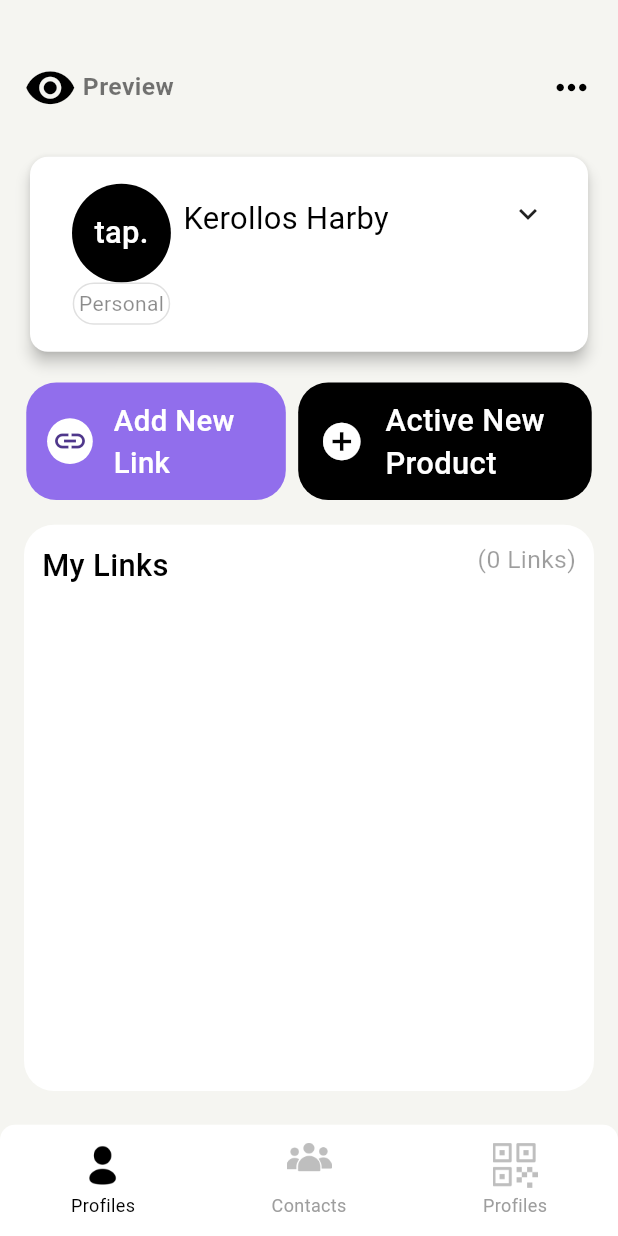
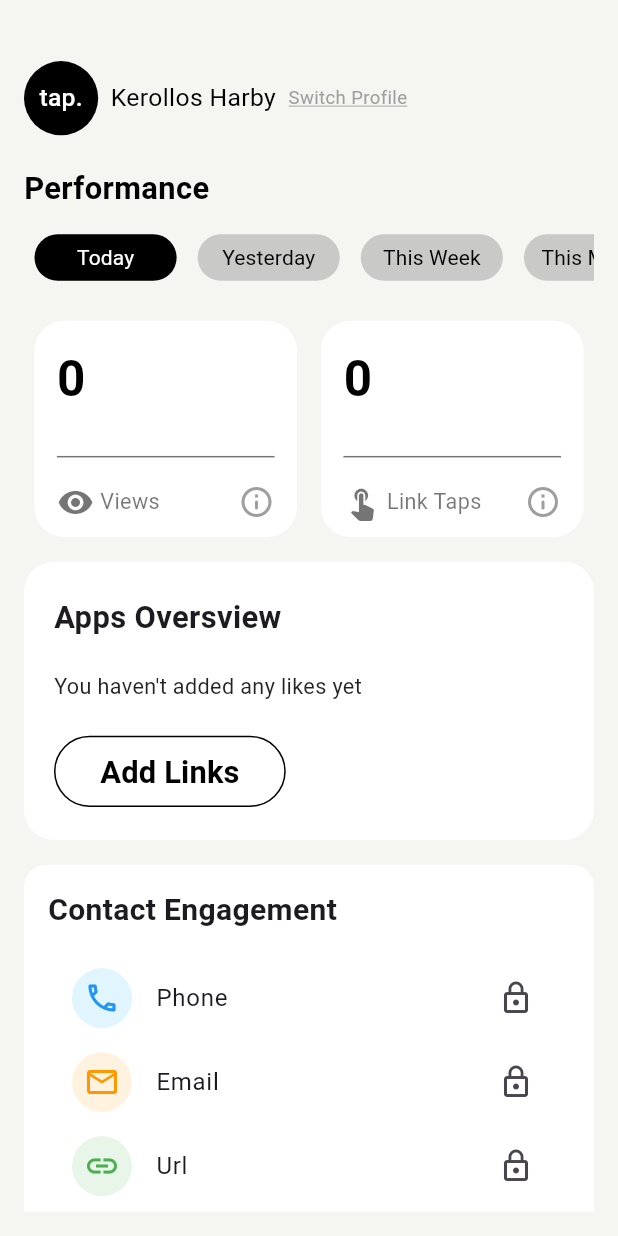
Before and after one commit to kyrolloss/NFC, a Flutter app: the screen it shows after launch, on a phone screen of 412 x 824 dp. Run offline on Flutter 3.47's test engine with Material 3 defaults, Android fonts, the phone set to English and light mode, and no system bars; drawn by our look-alikes of persistent_bottom_nav_bar; our stand-ins replace custom_sliding_segmented_control, flutter_switch.

Commit message:
handel Analytics UI

```diff
--- /dev/null
+++ b/lib/Features/MainLayout/Presentation/View/Analytics View/Analytics View.dart
@@ -0,0 +1,99 @@
+import 'package:flutter/cupertino.dart';
+import 'package:flutter/material.dart';
+import 'package:nfc/Features/MainLayout/Presentation/View/Analytics%20View/Widgets/Analyticals%20Row.dart';
+import 'package:nfc/Features/MainLayout/Presentation/View/Contacts%20View/Widgets/Contacts%20Column/Contacts%20Column.dart';
+
+class AnalyticsView extends StatefulWidget {
+  const AnalyticsView({super.key});
+
+  @override
+  State<AnalyticsView> createState() => _AnalyticsViewState();
+}
+
+class _AnalyticsViewState extends State<AnalyticsView>
+    with TickerProviderStateMixin {
+  TabController? _tabController;
+  int tabIndex = 0;
+
+  @override
+  void initState() {
+    super.initState();
+    _tabController = TabController(length: 5, vsync: this);
+  }
+
+  @override
+  void dispose() {
+    _tabController!.dispose();
+    super.dispose();
+  }
+
+  List<String> periods = [
+    'Today',
+    'Yesterday',
+    'This Week',
+    'This Month',
+    'Last Month',
+    'Last 3 Months',
+  ];
+
+  @override
+  Widget build(BuildContext context) {
+    final height = MediaQuery.of(context).size.height;
+    final width = MediaQuery.of(context).size.width;
+
+    return Scaffold(
+      body: Padding(
+        padding: const EdgeInsets.all(16.0),
+        child:
+            Column(crossAxisAlignment: CrossAxisAlignment.start, children: [
+          const AnalyticalRow(),
+          TabBar(
+            controller: _tabController,
+            indicatorColor: Colors.transparent,
+            dividerColor: Colors.transparent,
+            padding: EdgeInsets.zero,
+            splashFactory: NoSplash.splashFactory,
+            labelPadding: const EdgeInsets.symmetric(horizontal: 5),
+            physics: const AlwaysScrollableScrollPhysics(),
+            isScrollable: true,
+            tabAlignment: TabAlignment.start,
+            onTap: (index) {
+              setState(() {
+                tabIndex = index;
+              });
+            },
+            tabs: List.generate(
+              5,
+              (index) => Container(
+                margin: const EdgeInsets.symmetric(horizontal: 2.0),
+                // Reduce margin between tabs
+                width: width * .23,
+                // Reduce the width to make tabs closer
+                height: height * .0375,
+                decoration: BoxDecoration(
+                  color: index == tabIndex
+                      ? Colors.black
+                      : Colors.grey.withOpacity(.5),
+                  borderRadius: BorderRadius.circular(20),
+                ),
+                child: Center(
+                  child: Text(
+                    periods[index], // Your tab label
+                    style: TextStyle(
+                      color: index == tabIndex ? Colors.white : Colors.black,
+                      fontWeight: FontWeight.w400,
+                    ),
+                  ),
+                ),
+              ),
+            ).toList(),
+          ),
+              SizedBox(
+                height: height*.01,
+              ),
+              const Expanded(child: ContactsColumn()),
+        ]),
+      ),
+    );
+  }
+}
--- /dev/null
+++ b/lib/Features/MainLayout/Presentation/View/Analytics View/Widgets/Analyticals Row.dart
@@ -0,0 +1,64 @@
+import 'package:flutter/material.dart';
+
+class AnalyticalRow extends StatelessWidget {
+  const AnalyticalRow({super.key});
+
+  @override
+  Widget build(BuildContext context) {
+    final height = MediaQuery.of(context).size.height;
+    final width = MediaQuery.of(context).size.width;
+
+    return Column(
+      crossAxisAlignment: CrossAxisAlignment.start,
+      children: [
+        SizedBox(
+          height: height * .03,
+        ),
+        Row(
+            children: [
+          CircleAvatar(
+            backgroundColor: Colors.black,
+            radius: width * .06,
+            child: Text(
+              'tap.',
+              style: TextStyle(color: Colors.white, fontSize: width * .04),
+            ),
+          ),
+          SizedBox(
+            width: width * .02,
+          ),
+          Text(
+            'Kerollos Harby',
+            style: TextStyle(
+                color: Colors.black,
+                fontSize: width * .04,
+                fontWeight: FontWeight.w400),
+          ),
+          SizedBox(
+            width: width * .02,
+          ),
+          Text(
+            'Switch Profile',
+            style: TextStyle(
+              color: Colors.grey,
+              fontSize: width * .03,
+              fontWeight: FontWeight.w400,
+              decoration: TextDecoration.underline,
+              decorationColor: Colors.grey,// Adds underline
+              decorationStyle: TextDecorationStyle.solid, // Keeps the underline style solid
+            ),
+          )
+
+        ]
+        ),
+        SizedBox(
+          height: height * .025,
+        ),
+        Text('Performance',style: TextStyle(color: Colors.black,fontSize: width*.05,fontWeight: FontWeight.w700),),
+        SizedBox(
+          height: height * .02,
+        ),
+      ],
+    );
+  }
+}
--- a/lib/Features/MainLayout/Presentation/View/Contacts View/Contacts View.dart
+++ b/lib/Features/MainLayout/Presentation/View/Contacts View/Contacts View.dart
@@ -25,7 +25,6 @@
     customSegmentController = CustomSegmentedController<int>();
     customSegmentController.value = 1;
 
-    // مزامنة الـ TabController مع customSegmentController
     tabController.addListener(() {
       if (tabController.indexIsChanging) {
         customSegmentController.value = tabController.index + 1;
@@ -95,9 +94,9 @@
           Expanded(
               child: TabBarView(
                 controller: tabController,
-                  children: [
-            const ContactsScreen(),
-            const GroupScreen(),
+                  children: const [
+            ContactsScreen(),
+            GroupScreen(),
           ]))
         ],
       ),
--- /dev/null
+++ b/lib/Features/MainLayout/Presentation/View/Contacts View/Widgets/Contacts Column/Contacts Column.dart
@@ -0,0 +1,258 @@
+import 'package:flutter/material.dart';
+
+class ContactsColumn extends StatelessWidget {
+  const ContactsColumn({super.key});
+
+  @override
+  Widget build(BuildContext context) {
+    final height = MediaQuery.of(context).size.height;
+    final width = MediaQuery.of(context).size.width;
+
+    return  SingleChildScrollView(
+      child: Column(
+        children: [
+          SizedBox(
+            height: height * .02,
+          ),
+          Row(
+            mainAxisAlignment: MainAxisAlignment.spaceEvenly,
+            children: [
+              Container(
+                height: height * .175,
+                width: width * .425,
+                decoration: BoxDecoration(
+                    borderRadius: BorderRadius.circular(20),
+                    color: Colors.white),
+                child: Padding(
+                  padding: const EdgeInsets.all(15.0),
+                  child: Column(
+                    crossAxisAlignment: CrossAxisAlignment.start,
+                    children: [
+                      Text(
+                        '0',
+                        style: TextStyle(
+                            color: Colors.black, fontSize: width * .08 , fontWeight: FontWeight.w600),
+                      ),
+                      SizedBox(
+                        height: height * .025,
+                      ),
+                      const Divider(
+                        color: Colors.black54,
+                      ),
+                      SizedBox(
+                        height: height * .012,
+                      ),
+                      Row(
+                        children: [
+                          Icon(
+                            Icons.remove_red_eye,
+                            color: Colors.black54,
+                            size: width * .06,
+                          ),
+                          SizedBox(
+                            width: width * .01,
+                          ),
+                          Text(
+                            'Views',
+                            style: TextStyle(
+                                color: Colors.black54,
+                                fontSize: width * .035),
+                          ),
+                          const Spacer(),
+                          const Icon(Icons.info_outline_rounded, color: Colors.grey,)
+                        ],
+                      )
+                    ],
+                  ),
+                ),
+              ),
+              SizedBox(
+                width: width*.005,
+              ),
+              Container(
+                height: height * .175,
+                width: width * .425,
+                decoration: BoxDecoration(
+                    borderRadius: BorderRadius.circular(20),
+                    color: Colors.white),
+                child: Padding(
+                  padding: const EdgeInsets.all(15.0),
+                  child: Column(
+                    crossAxisAlignment: CrossAxisAlignment.start,
+                    children: [
+                      Text(
+                        '0',
+                        style: TextStyle(
+                            color: Colors.black, fontSize: width * .08 , fontWeight: FontWeight.w600),
+                      ),
+                      SizedBox(
+                        height: height * .025,
+                      ),
+                      const Divider(
+                        color: Colors.black54,
+                      ),
+                      SizedBox(
+                        height: height * .012,
+                      ),
+                      Row(
+                        children: [
+                          Icon(
+                            Icons.touch_app,
+                            color: Colors.black54,
+                            size: width * .06,
+                          ),
+                          SizedBox(
+                            width: width * .01,
+                          ),
+                          Text(
+                            'Link Taps',
+                            style: TextStyle(
+                                color: Colors.black54,
+                                fontSize: width * .035),
+                          ),
+                          const Spacer(),
+                          const Icon(Icons.info_outline_rounded, color: Colors.grey,)
+                        ],
+                      )
+                    ],
+                  ),
+                ),
+              ),
+            ],
+          ),
+          SizedBox(
+            height: height * .02,
+          ),
+          Container(
+              width: double.infinity,
+              height: height*.225,
+              decoration: BoxDecoration(
+                  borderRadius: BorderRadius.circular(20),
+                  color: Colors.white),
+              child: Padding(
+                padding: const EdgeInsets.symmetric(horizontal: 20.0),
+                child: GestureDetector(
+                  child: Column(
+                    mainAxisAlignment: MainAxisAlignment.spaceEvenly,
+                    crossAxisAlignment: CrossAxisAlignment.start,
+                    children: [
+                      Text('Apps Oversview', style: TextStyle(fontSize: width*.05, fontWeight: FontWeight.w600),),
+                      Text("You haven't added any likes yet", style: TextStyle(fontSize: width*.035, fontWeight: FontWeight.normal , color: Colors.black87),),
+                      Container(
+                        height: height * .0575,
+                        width: width * .375,
+                        decoration: BoxDecoration(
+                          color: Colors.white,
+                          border: Border.all(color: Colors.black),
+                          borderRadius: BorderRadius.circular(30.0),
+                        ),
+                        child: ElevatedButton(
+                          onPressed: () {},
+                          style: ElevatedButton.styleFrom(
+                            shape: RoundedRectangleBorder(
+                              borderRadius: BorderRadius.circular(30.0),
+                            ),
+                            backgroundColor: Colors.transparent,
+                            shadowColor: Colors.transparent,
+                          ),
+                          child: Text('Add Links', style: TextStyle(fontSize: width*.05, fontWeight: FontWeight.w600 , color: Colors.black
+                          ),),
+                        ),
+                      ),
+
+
+
+                    ],
+                  ),
+                ),
+              )
+          ),
+          SizedBox(
+            height: height * .02,
+          ),
+          Container(
+            padding: const EdgeInsets.all(16.0),
+            decoration: BoxDecoration(
+
+              color: Colors.white,
+              borderRadius: BorderRadius.circular(15),
+            ),
+            child: Column(
+              mainAxisSize: MainAxisSize.min,
+              crossAxisAlignment: CrossAxisAlignment.start,
+              children: [
+                // Contact Engagement title
+                const Text(
+                  'Contact Engagement',
+                  style: TextStyle(
+                    fontSize: 20,
+                    fontWeight: FontWeight.bold,
+                  ),
+                ),
+                const SizedBox(height: 16),
+
+                // List of contacts
+                ListTile(
+                  leading: CircleAvatar(
+                    backgroundColor: Colors.lightBlue[50],
+                    child: const Icon(Icons.phone_outlined, color: Colors.blue),
+                  ),
+                  title: const Text('Phone'),
+                  trailing: const Icon(Icons.lock_outline), // Replace with actual data later
+                ),
+                ListTile(
+                  leading: CircleAvatar(
+                    backgroundColor: Colors.orange[50],
+                    child: const Icon(Icons.email_outlined, color: Colors.orange),
+                  ),
+                  title: const Text('Email'),
+                  trailing: const Icon(Icons.lock_outline), // Replace with actual data later
+                ),
+                ListTile(
+                  leading: CircleAvatar(
+                    backgroundColor: Colors.green[50],
+                    child: const Icon(Icons.link, color: Colors.green),
+                  ),
+                  title: const Text('Url'),
+                  trailing: const Icon(Icons.lock_outline), // Replace with actual data later
+                ),
+                ListTile(
+                  leading: CircleAvatar(
+                    backgroundColor: Colors.purple[50],
+                    child: const Icon(Icons.download_for_offline_outlined, color: Colors.purple),
+                  ),
+                  title: const Text('Save Contact'),
+                  trailing: const Icon(Icons.lock_outline), // Replace with actual data later
+                ),
+
+                const SizedBox(height: 20),
+
+                // Subscribe button
+                Center(
+                  child: ElevatedButton.icon(
+                    onPressed: () {
+                      // Subscribe action here
+                    },
+                    style: ElevatedButton.styleFrom(
+                      backgroundColor: Colors.black,
+                      padding: const EdgeInsets.symmetric(horizontal: 30, vertical: 15),
+                      shape: RoundedRectangleBorder(
+                        borderRadius: BorderRadius.circular(30),
+                      ),
+                    ),
+                    icon: const Icon(Icons.lock, color: Colors.white),
+                    label: const Text(
+                      'Subscribe to unlock',
+                      style: TextStyle(color: Colors.white),
+                    ),
+                  ),
+                ),
+              ],
+            ),
+          ),
+
+        ],
+      ),
+    );
+  }
+}
--- a/lib/main.dart
+++ b/lib/main.dart
@@ -1,5 +1,6 @@
 import 'package:flutter/material.dart';
 import 'package:nfc/Features/MainLayout/Presentation/Main%20Layout%20View.dart';
+import 'package:nfc/Features/MainLayout/Presentation/View/Analytics%20View/Analytics%20View.dart';
 import 'package:nfc/Features/MainLayout/Presentation/View/Share%20View/Share%20View.dart';
 
 import 'Features/MainLayout/Presentation/View/Contacts View/Contacts View.dart';
@@ -19,7 +20,7 @@
         scaffoldBackgroundColor: const Color(0xffF5F5F1),
       ),
       debugShowCheckedModeBanner: false,
-      home: const MainLayout(),
+      home:  const AnalyticsView(),
     );
   }
 }
```
